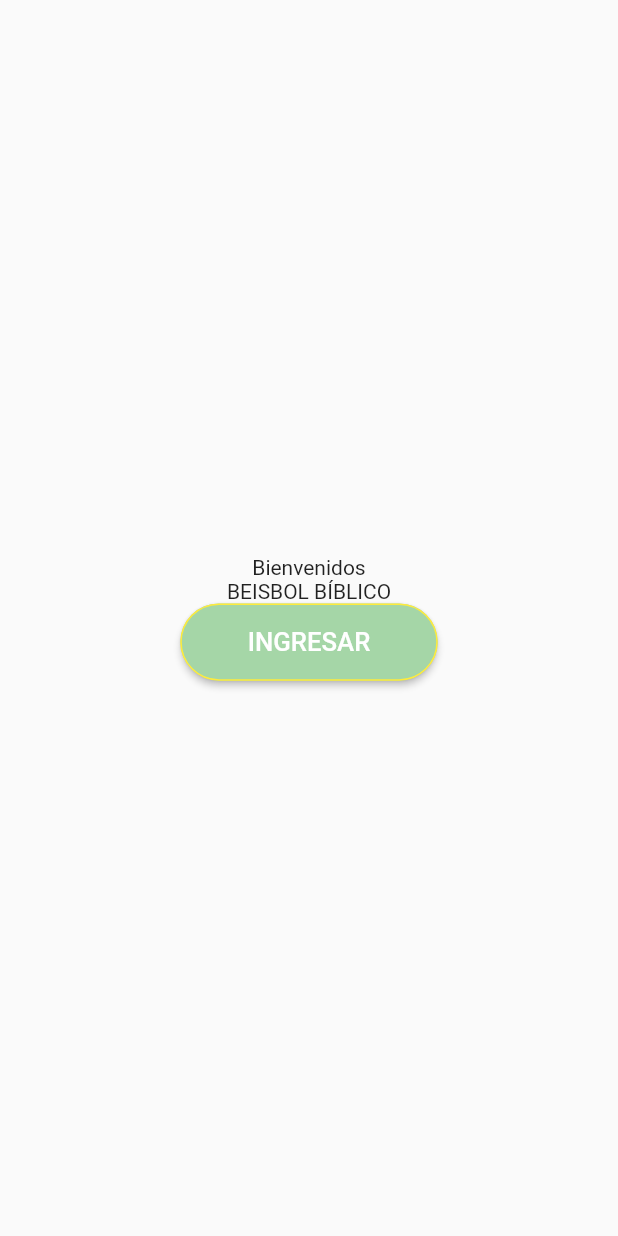
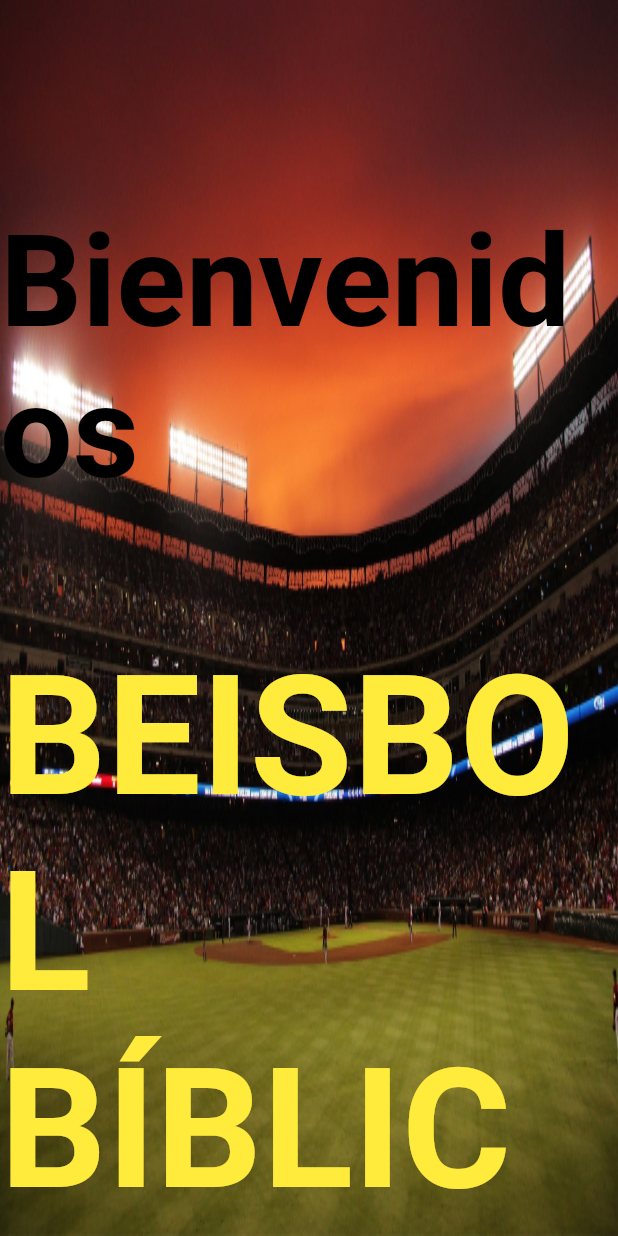
Before and after one commit to jmiranda707/Beisbol, a Flutter app: the screen it shows after launch, on a phone screen of 412 x 824 dp. Run offline on Flutter 3.47's test engine with Material 2 defaults, Android fonts, the phone set to English and light mode, and no system bars; our stand-ins replace flutter_screenutil, get, get_it, shared_preferences.

Commit message:
listo primeras dos pantallas

```diff
--- a/beisbol/lib/settings/colorz.dart
+++ b/beisbol/lib/settings/colorz.dart
@@ -9,7 +9,7 @@ class Colorz {
   static const Color negro = Colors.black;
   static const Color azul = Colors.blue;
   static Color verdeClaro = Colors.green[200];
-  static const Color morado = Colors.purple;
+  static Color morado = Colors.purple[300];
   static const Color naranja = Colors.orange;
   static const Color rosado = Colors.pink;
 }
--- a/beisbol/lib/views/bienvenidaPage.dart
+++ b/beisbol/lib/views/bienvenidaPage.dart
@@ -15,15 +15,32 @@ class BienvenidaPage extends StatelessWidget {
         height: SizesCustom.height,
         allowFontScaling: false);
     return Scaffold(
-      body: Column(
-        mainAxisAlignment: MainAxisAlignment.center,
+      body: Stack(
         children: [
-          Center(child: Text('Bienvenidos')),
-          Center(child: Text('BEISBOL BÍBLICO')),
+          Image(
+            fit: BoxFit.fill,
+            width: double.infinity,
+            height: double.infinity,
+            image: AssetImage("assets/wallpapers/estadio.jpg"),
+          ),
+          Column(
+            mainAxisAlignment: MainAxisAlignment.start,
+            children: [
+              SizedBox(height: w(160),),
+              Center(child: Text('Bienvenidos', style: TextStyle(
+                            fontSize: f(100),
+                            fontWeight: FontWeight.bold,
+                            color: Colorz.negro))),
+                            SizedBox(height: w(100),),
+              Center(child: Text('BEISBOL BÍBLICO', style: TextStyle(
+                            fontSize: f(130),
+                            fontWeight: FontWeight.bold,
+                            color: Colorz.amarillo))),
+                            SizedBox(height: w(190),),
               CircularButton(
-            borderColor: Colorz.amarillo,
+                borderColor: Colorz.blanco,
                 width: 200,
-            color: Colorz.verdeClaro,
+                color: Colorz.rojo,
                 function: (){
                   Navigator.pushNamed(context, 'seleccioneTeam');
                 },
@@ -32,6 +49,8 @@ class BienvenidaPage extends StatelessWidget {
               )
             ],
           ),
+        ],
+      ),
     );
   }
 }
```
Also changed, not shown: beisbol/lib/views/seleccioneTeamPage.dart (+46 -14 lines), beisbol/assets/logosEquipos/adorador.png (added), beisbol/assets/logosEquipos/aguila.png (added), beisbol/assets/logosEquipos/biblia.png (added), beisbol/assets/logosEquipos/cafe.png (added), beisbol/assets/logosEquipos/estrella.png (added), beisbol/assets/logosEquipos/leon.png (deleted), beisbol/assets/logosEquipos/oveja.png (added), beisbol/assets/logosEquipos/paloma.png (added), beisbol/assets/wallpapers/campo.jpg (added), beisbol/assets/wallpapers/estadio.jpg (added), beisbol/assets/wallpapers/stadium.jpg (added). Lines whose indentation alone changed are shown as unchanged.
